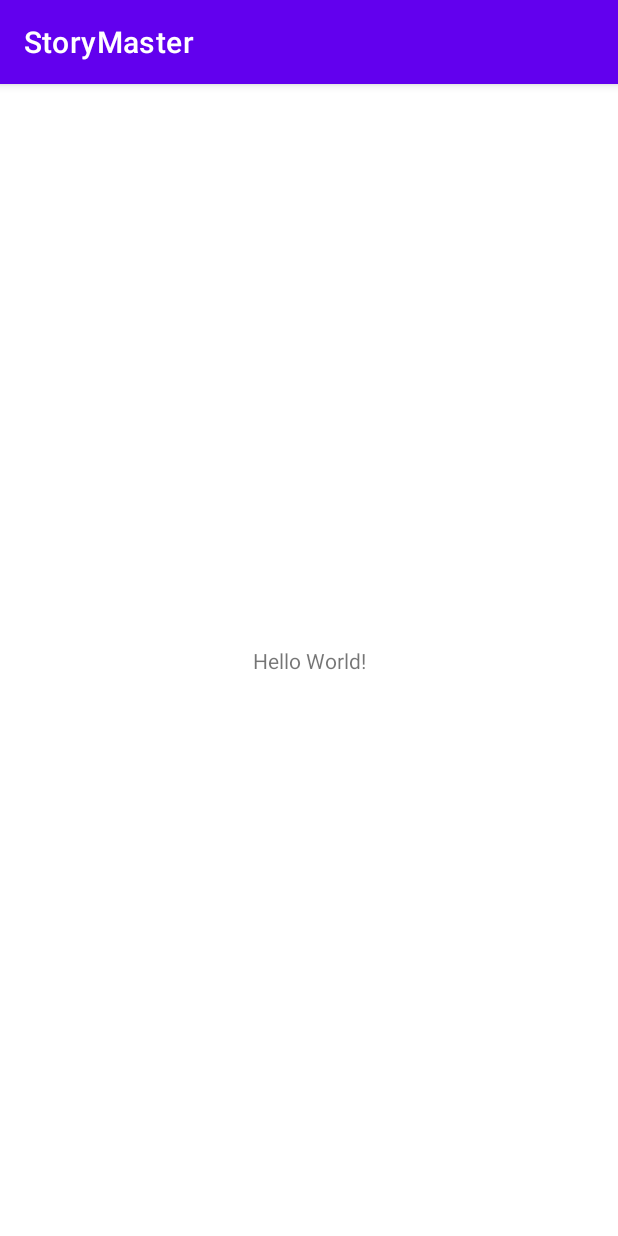
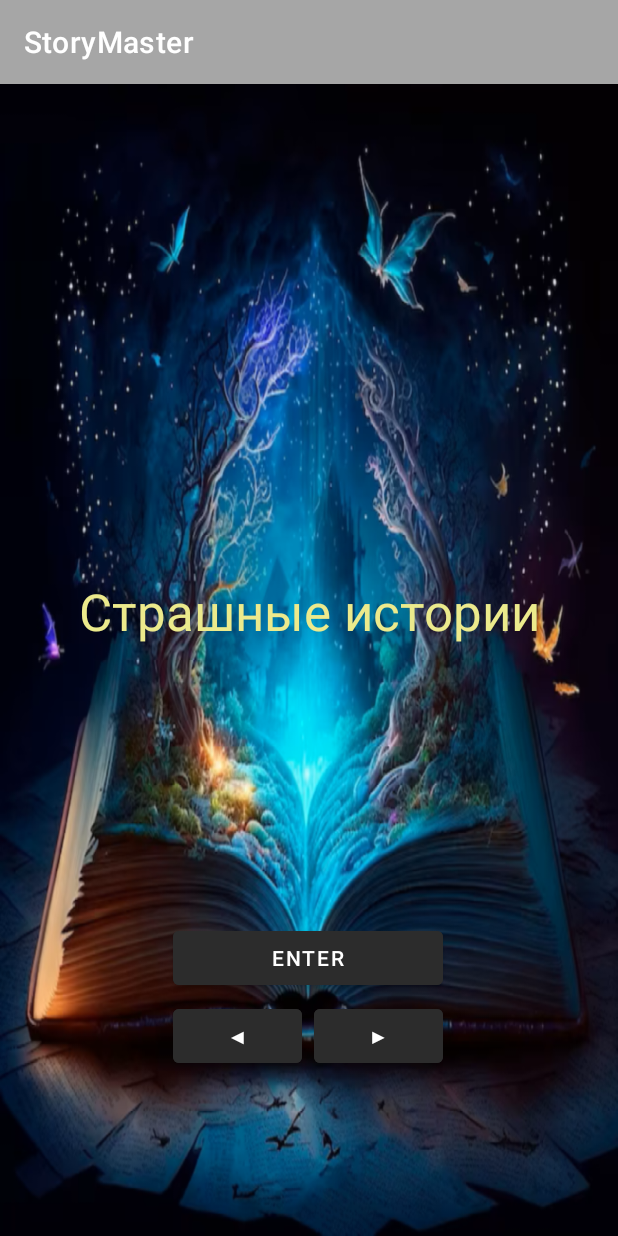
Before and after one commit to DiligentMonk/StoryMaster, an Android app: the screen it shows after launch (MainActivity), on a phone screen of 412 x 824 dp. Run offline under Robolectric (Android 15) with nearby library versions, the phone set to English and light mode, and no system bars; our stand-ins replace Firebase (no records; nobody signed in at launch, a user with empty details on screens opened directly).

Commit message:
Commit 2

```diff
--- a/app/src/main/AndroidManifest.xml
+++ b/app/src/main/AndroidManifest.xml
@@ -12,6 +12,12 @@
         android:theme="@style/Theme.StoryMaster"
         tools:targetApi="31">
         <activity
+            android:name=".StoryViewer"
+            android:exported="false" />
+        <activity
+            android:name=".StoryList"
+            android:exported="false" />
+        <activity
             android:name=".MainActivity"
             android:exported="true">
             <intent-filter>
--- a/app/src/main/java/ua/company/storymaster/MainActivity.kt
+++ b/app/src/main/java/ua/company/storymaster/MainActivity.kt
@@ -1,11 +1,42 @@
 package ua.company.storymaster
 
+import android.content.Intent
 import androidx.appcompat.app.AppCompatActivity
 import android.os.Bundle
+import android.view.View
+import com.google.firebase.database.DatabaseReference
+import com.google.firebase.database.FirebaseDatabase
+import ua.company.storymaster.databinding.ActivityMainBinding
 
 class MainActivity : AppCompatActivity() {
+    private lateinit var binding : ActivityMainBinding
+    private lateinit var database : DatabaseReference
+    private var i = 0
+    private val listedGenres = listOf(R.string.horror_text, R.string.detective_text)
     override fun onCreate(savedInstanceState: Bundle?) {
         super.onCreate(savedInstanceState)
-        setContentView(R.layout.activity_main)
+        binding = ActivityMainBinding.inflate(layoutInflater)
+        setContentView(binding.root)
+
+        database = FirebaseDatabase.getInstance().reference
+
+        binding.btnNext.setOnClickListener {
+            if ((i+1) in listedGenres.indices) {
+                i++
+                binding.tvMenu.text = getString(listedGenres[i])
+            }
+        }
+        binding.btnPrev.setOnClickListener {
+            if ((i-1) in listedGenres.indices) {
+                i--
+                binding.tvMenu.text = getString(listedGenres[i])
+            }
+        }
+    }
+
+    fun onClickOpenStoryList(view: View) {
+        val intent = Intent(this, StoryList::class.java)
+        intent.putExtra("selectedGenre", i)
+        startActivity(intent)
     }
 }
--- /dev/null
+++ b/app/src/main/java/ua/company/storymaster/Story.kt
@@ -0,0 +1,3 @@
+package ua.company.storymaster
+
+data class Story(val genre: Int, val title: String)
--- a/app/src/main/res/layout/activity_main.xml
+++ b/app/src/main/res/layout/activity_main.xml
@@ -4,15 +4,54 @@
     xmlns:tools="http://schemas.android.com/tools"
     android:layout_width="match_parent"
     android:layout_height="match_parent"
+    android:background="@drawable/fantasybook"
     tools:context=".MainActivity">
 
+    <Button
+        android:id="@+id/btnEnter"
+        android:layout_width="180dp"
+        android:layout_height="48dp"
+        android:backgroundTint="#2C2C2C"
+        android:onClick="onClickOpenStoryList"
+        android:text="Enter"
+        app:layout_constraintBottom_toBottomOf="parent"
+        app:layout_constraintEnd_toEndOf="parent"
+        app:layout_constraintHorizontal_bias="0.497"
+        app:layout_constraintStart_toStartOf="parent"
+        app:layout_constraintTop_toBottomOf="@+id/tvMenu"
+        app:layout_constraintVertical_bias="0.531" />
+
+    <Button
+        android:id="@+id/btnNext"
+        android:layout_width="86dp"
+        android:layout_height="48dp"
+        android:layout_marginTop="4dp"
+        android:backgroundTint="#2C2C2C"
+        android:text="▶"
+        app:layout_constraintEnd_toEndOf="@+id/btnEnter"
+        app:layout_constraintTop_toBottomOf="@+id/btnEnter" />
+
+    <Button
+        android:id="@+id/btnPrev"
+        android:layout_width="86dp"
+        android:layout_height="48dp"
+        android:layout_marginTop="4dp"
+        android:backgroundTint="#2C2C2C"
+        android:text="◀"
+        app:layout_constraintStart_toStartOf="@+id/btnEnter"
+        app:layout_constraintTop_toBottomOf="@+id/btnEnter" />
+
     <TextView
-        android:layout_width="wrap_content"
-        android:layout_height="wrap_content"
-        android:text="Hello World!"
+        android:id="@+id/tvMenu"
+        android:layout_width="405dp"
+        android:layout_height="49dp"
+        android:gravity="center"
+        android:text="@string/horror_text"
+        android:textColor="#ECEA8C"
+        android:textSize="34sp"
         app:layout_constraintBottom_toBottomOf="parent"
         app:layout_constraintEnd_toEndOf="parent"
         app:layout_constraintStart_toStartOf="parent"
-        app:layout_constraintTop_toTopOf="parent" />
-
+        app:layout_constraintTop_toTopOf="parent"
+        app:layout_constraintVertical_bias="0.455" />
 </androidx.constraintlayout.widget.ConstraintLayout>
--- a/app/src/main/res/values/colors.xml
+++ b/app/src/main/res/values/colors.xml
@@ -7,4 +7,5 @@
     <color name="teal_700">#FF018786</color>
     <color name="black">#FF000000</color>
     <color name="white">#FFFFFFFF</color>
+    <color name="grey">#A6A6A6</color>
 </resources>
--- a/app/src/main/res/values/strings.xml
+++ b/app/src/main/res/values/strings.xml
@@ -1,3 +1,5 @@
 <resources>
     <string name="app_name">StoryMaster</string>
+    <string name="horror_text">Страшные истории</string>
+    <string name="detective_text">Детективные истории</string>
 </resources>
--- a/app/src/main/res/values/themes.xml
+++ b/app/src/main/res/values/themes.xml
@@ -2,8 +2,8 @@
     <!-- Base application theme. -->
     <style name="Theme.StoryMaster" parent="Theme.MaterialComponents.DayNight.DarkActionBar">
         <!-- Primary brand color. -->
-        <item name="colorPrimary">@color/purple_500</item>
-        <item name="colorPrimaryVariant">@color/purple_700</item>
+        <item name="colorPrimary">@color/grey</item>
+        <item name="colorPrimaryVariant">@color/grey</item>
         <item name="colorOnPrimary">@color/white</item>
         <!-- Secondary brand color. -->
         <item name="colorSecondary">@color/teal_200</item>
```
Also changed, not shown: app/build.gradle (+10 -2 lines), app/src/main/java/ua/company/storymaster/StoryAdapter.kt (added, +42 -0 lines), app/src/main/java/ua/company/storymaster/StoryList.kt (added, +55 -0 lines), app/src/main/java/ua/company/storymaster/StoryViewer.kt (added, +45 -0 lines), app/src/main/res/layout/activity_story_list.xml (added, +18 -0 lines), app/src/main/res/layout/activity_story_viewer.xml (added, +38 -0 lines), app/src/main/res/layout/story_item.xml (added, +27 -0 lines), build.gradle (+12 -0 lines), app/src/main/res/drawable/fantasybook.png (added), app/src/main/res/drawable/shelves.png (added), 1 other file.
